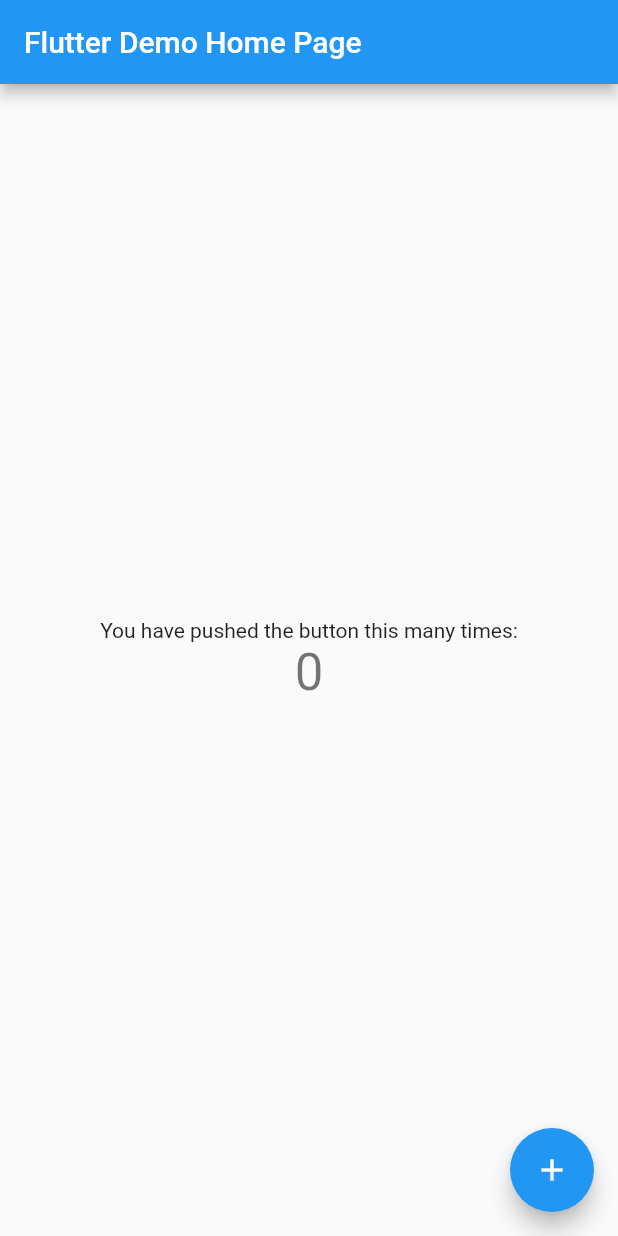
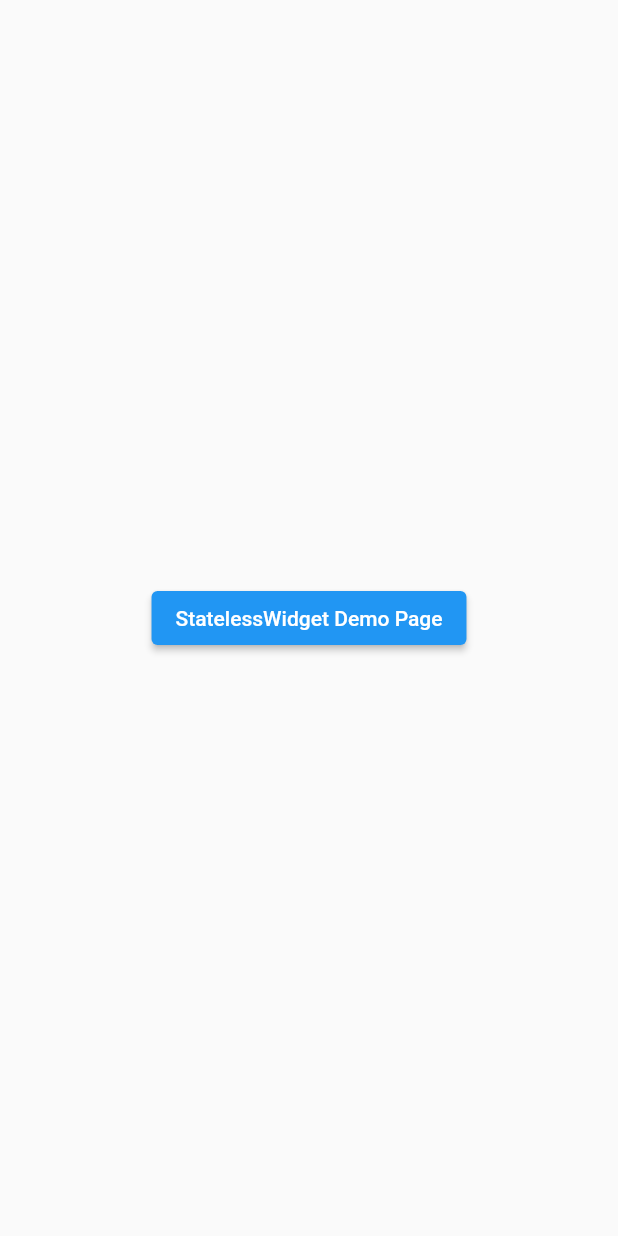
Before and after one commit to SuniDev/flutter_list_example, a Flutter app: the screen it shows after launch, on a phone screen of 412 x 824 dp. Run offline on Flutter 3.47's test engine with Material 2 defaults, Android fonts, the phone set to English and light mode, and no system bars.

```diff
--- a/lib/main.dart
+++ b/lib/main.dart
@@ -1,4 +1,5 @@
 import 'package:flutter/material.dart';
+import 'package:flutter_list_sample/basic_list_page.dart';
 
 void main() {
   runApp(const MyApp());
@@ -11,7 +12,8 @@ class MyApp extends StatelessWidget {
   @override
   Widget build(BuildContext context) {
     return MaterialApp(
-      title: 'Flutter Demo',
+      debugShowCheckedModeBanner: false,
+      title: 'List Demo',
       theme: ThemeData(
         // This is the theme of your application.
         //
@@ -24,92 +26,31 @@ class MyApp extends StatelessWidget {
         // is not restarted.
         primarySwatch: Colors.blue,
       ),
-      home: const MyHomePage(title: 'Flutter Demo Home Page'),
+      home: HomePage(),
     );
   }
 }
 
-class MyHomePage extends StatefulWidget {
-  const MyHomePage({Key? key, required this.title}) : super(key: key);
-
-  // This widget is the home page of your application. It is stateful, meaning
-  // that it has a State object (defined below) that contains fields that affect
-  // how it looks.
-
-  // This class is the configuration for the state. It holds the values (in this
-  // case the title) provided by the parent (in this case the App widget) and
-  // used by the build method of the State. Fields in a Widget subclass are
-  // always marked "final".
-
-  final String title;
-
-  @override
-  State<MyHomePage> createState() => _MyHomePageState();
-}
-
-class _MyHomePageState extends State<MyHomePage> {
-  int _counter = 0;
-
-  void _incrementCounter() {
-    setState(() {
-      // This call to setState tells the Flutter framework that something has
-      // changed in this State, which causes it to rerun the build method below
-      // so that the display can reflect the updated values. If we changed
-      // _counter without calling setState(), then the build method would not be
-      // called again, and so nothing would appear to happen.
-      _counter++;
-    });
-  }
-
+class HomePage extends StatelessWidget {
   @override
   Widget build(BuildContext context) {
-    // This method is rerun every time setState is called, for instance as done
-    // by the _incrementCounter method above.
-    //
-    // The Flutter framework has been optimized to make rerunning build methods
-    // fast, so that you can just rebuild anything that needs updating rather
-    // than having to individually change instances of widgets.
     return Scaffold(
-      appBar: AppBar(
-        // Here we take the value from the MyHomePage object that was created by
-        // the App.build method, and use it to set our appbar title.
-        title: Text(widget.title),
-      ),
       body: Center(
-        // Center is a layout widget. It takes a single child and positions it
-        // in the middle of the parent.
         child: Column(
-          // Column is also a layout widget. It takes a list of children and
-          // arranges them vertically. By default, it sizes itself to fit its
-          // children horizontally, and tries to be as tall as its parent.
-          //
-          // Invoke "debug painting" (press "p" in the console, choose the
-          // "Toggle Debug Paint" action from the Flutter Inspector in Android
-          // Studio, or the "Toggle Debug Paint" command in Visual Studio Code)
-          // to see the wireframe for each widget.
-          //
-          // Column has various properties to control how it sizes itself and
-          // how it positions its children. Here we use mainAxisAlignment to
-          // center the children vertically; the main axis here is the vertical
-          // axis because Columns are vertical (the cross axis would be
-          // horizontal).
           mainAxisAlignment: MainAxisAlignment.center,
-          children: <Widget>[
-            const Text(
-              'You have pushed the button this many times:',
-            ),
-            Text(
-              '$_counter',
-              style: Theme.of(context).textTheme.headline4,
+          children: [
+            ElevatedButton(
+              onPressed: () {
+                Navigator.push(
+                  context,
+                  MaterialPageRoute(builder: (context) => BasicListPage()),
+                );
+              },
+              child: const Text('StatelessWidget Demo Page'),
             ),
           ],
         ),
       ),
-      floatingActionButton: FloatingActionButton(
-        onPressed: _incrementCounter,
-        tooltip: 'Increment',
-        child: const Icon(Icons.add),
-      ), // This trailing comma makes auto-formatting nicer for build methods.
     );
   }
 }
```
Also changed, not shown: lib/SampelListTile.dart (deleted, +0 -30 lines), lib/SampleListObject.dart (deleted, +0 -8 lines), lib/basic_list_page.dart (added, +77 -0 lines), lib/home_page.dart (added), 1 other file.
